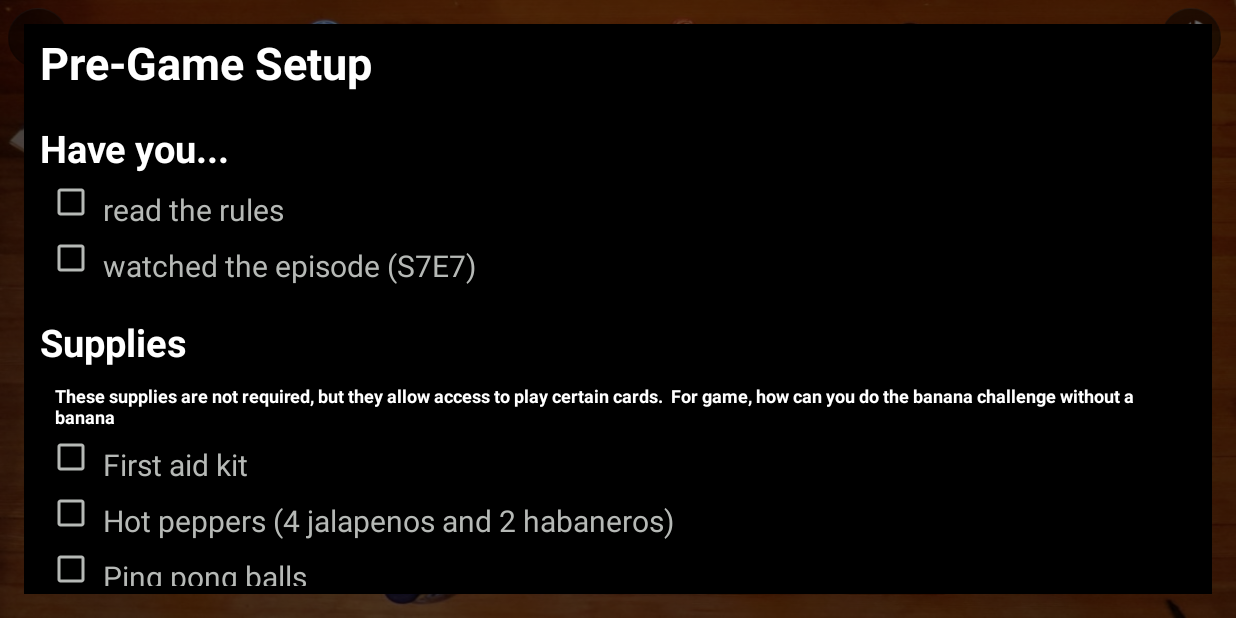
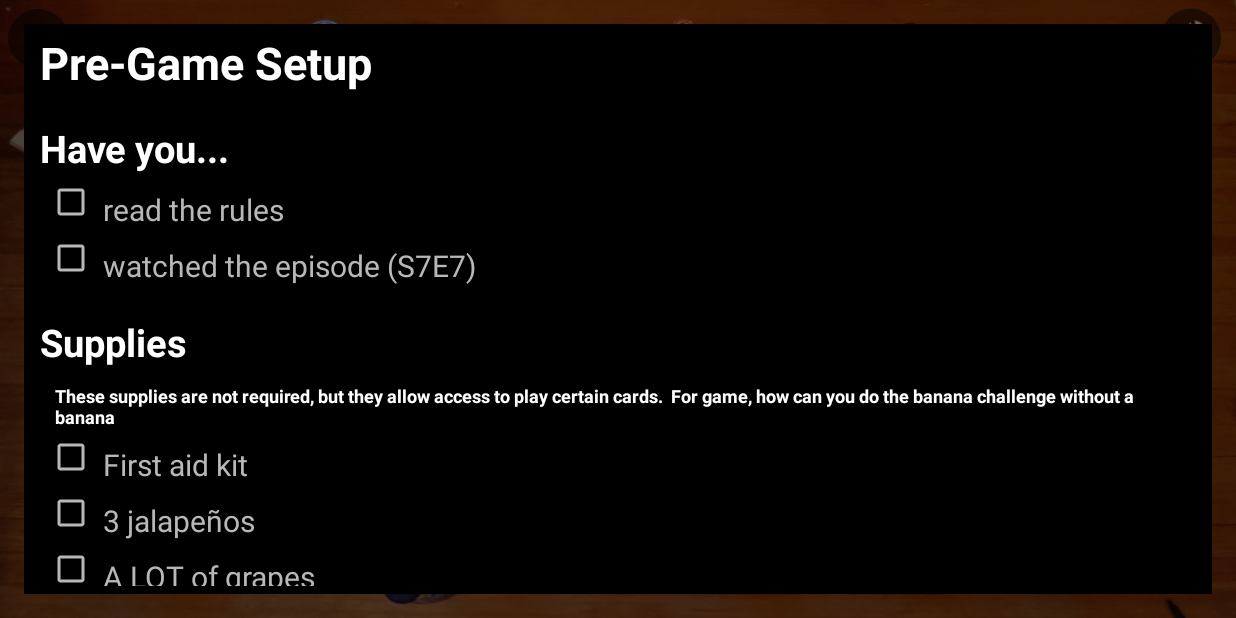
Before and after one commit to JonathanParker/CharDee-Mac, an Android app: the screen it shows after launch (MainActivity), after a tap on "FULL", on a phone screen of 824 x 412 dp (held sideways). Run offline under Robolectric (Android 15) with nearby library versions, the phone set to English and light mode, and no system bars.

Commit message:
commented out supplies that are not in use

```diff
--- a/app/src/main/res/layout/dialog_full_setup.xml
+++ b/app/src/main/res/layout/dialog_full_setup.xml
@@ -113,21 +113,21 @@
                 android:paddingEnd="5dp"
                 android:paddingStart="5dp"
                 android:paddingTop="10dp"
-                android:text="Hot peppers (4 jalapenos and 2 habaneros)"
+                android:text="3 jalapeños"
                 android:textSize="20sp" />
 
-            <CheckBox
-                android:id="@+id/pingPongCB"
-                android:buttonTint="@color/light_gray"
-                android:textColor="@color/light_gray"
-                android:layout_width="match_parent"
-                android:layout_height="wrap_content"
-                android:layout_marginStart="10dp"
-                android:paddingEnd="5dp"
-                android:paddingStart="5dp"
-                android:paddingTop="10dp"
-                android:text="Ping pong balls"
-                android:textSize="20sp" />
+            <!--<CheckBox-->
+                <!--android:id="@+id/pingPongCB"-->
+                <!--android:buttonTint="@color/light_gray"-->
+                <!--android:textColor="@color/light_gray"-->
+                <!--android:layout_width="match_parent"-->
+                <!--android:layout_height="wrap_content"-->
+                <!--android:layout_marginStart="10dp"-->
+                <!--android:paddingEnd="5dp"-->
+                <!--android:paddingStart="5dp"-->
+                <!--android:paddingTop="10dp"-->
+                <!--android:text="Ping pong balls"-->
+                <!--android:textSize="20sp" />-->
 
 
             <CheckBox
@@ -168,7 +168,7 @@
                 android:paddingEnd="5dp"
                 android:paddingStart="5dp"
                 android:paddingTop="10dp"
-                android:text="A lot of milk"
+                android:text="2 half gallon of milk"
                 android:textSize="20sp" />
 
 
@@ -186,102 +186,102 @@
                 android:textSize="20sp" />
 
 
-            <CheckBox
-                android:id="@+id/bagOfIceCB"
-                android:buttonTint="@color/light_gray"
-                android:textColor="@color/light_gray"
-                android:layout_width="match_parent"
-                android:layout_height="wrap_content"
-                android:layout_marginStart="10dp"
-                android:paddingEnd="5dp"
-                android:paddingStart="5dp"
-                android:paddingTop="10dp"
-                android:text="Bag of ice"
-                android:textSize="20sp" />
+            <!--<CheckBox-->
+                <!--android:id="@+id/bagOfIceCB"-->
+                <!--android:buttonTint="@color/light_gray"-->
+                <!--android:textColor="@color/light_gray"-->
+                <!--android:layout_width="match_parent"-->
+                <!--android:layout_height="wrap_content"-->
+                <!--android:layout_marginStart="10dp"-->
+                <!--android:paddingEnd="5dp"-->
+                <!--android:paddingStart="5dp"-->
+                <!--android:paddingTop="10dp"-->
+                <!--android:text="Bag of ice"-->
+                <!--android:textSize="20sp" />-->
 
 
-            <CheckBox
-                android:id="@+id/pantyhoseCB"
-                android:buttonTint="@color/light_gray"
-                android:textColor="@color/light_gray"
-                android:layout_width="match_parent"
-                android:layout_height="wrap_content"
-                android:layout_marginStart="10dp"
-                android:paddingEnd="5dp"
-                android:paddingStart="5dp"
-                android:paddingTop="10dp"
-                android:text="Pantyhose"
-                android:textSize="20sp" />
+            <!--<CheckBox-->
+                <!--android:id="@+id/pantyhoseCB"-->
+                <!--android:buttonTint="@color/light_gray"-->
+                <!--android:textColor="@color/light_gray"-->
+                <!--android:layout_width="match_parent"-->
+                <!--android:layout_height="wrap_content"-->
+                <!--android:layout_marginStart="10dp"-->
+                <!--android:paddingEnd="5dp"-->
+                <!--android:paddingStart="5dp"-->
+                <!--android:paddingTop="10dp"-->
+                <!--android:text="Pantyhose"-->
+                <!--android:textSize="20sp" />-->
 
 
-            <CheckBox
-                android:id="@+id/bathRobeCB"
-                android:buttonTint="@color/light_gray"
-                android:textColor="@color/light_gray"
-                android:layout_width="match_parent"
-                android:layout_height="wrap_content"
-                android:layout_marginStart="10dp"
-                android:paddingEnd="5dp"
-                android:paddingStart="5dp"
-                android:paddingTop="10dp"
-                android:text="Bath robe"
-                android:textSize="20sp" />
+            <!--<CheckBox-->
+                <!--android:id="@+id/bathRobeCB"-->
+                <!--android:buttonTint="@color/light_gray"-->
+                <!--android:textColor="@color/light_gray"-->
+                <!--android:layout_width="match_parent"-->
+                <!--android:layout_height="wrap_content"-->
+                <!--android:layout_marginStart="10dp"-->
+                <!--android:paddingEnd="5dp"-->
+                <!--android:paddingStart="5dp"-->
+                <!--android:paddingTop="10dp"-->
+                <!--android:text="Bath robe"-->
+                <!--android:textSize="20sp" />-->
 
 
-            <CheckBox
-                android:id="@+id/bananaCB"
-                android:buttonTint="@color/light_gray"
-                android:textColor="@color/light_gray"
-                android:layout_width="match_parent"
-                android:layout_height="wrap_content"
-                android:layout_marginStart="10dp"
-                android:paddingEnd="5dp"
-                android:paddingStart="5dp"
-                android:paddingTop="10dp"
-                android:text="Banana"
-                android:textSize="20sp" />
+            <!--<CheckBox-->
+                <!--android:id="@+id/bananaCB"-->
+                <!--android:buttonTint="@color/light_gray"-->
+                <!--android:textColor="@color/light_gray"-->
+                <!--android:layout_width="match_parent"-->
+                <!--android:layout_height="wrap_content"-->
+                <!--android:layout_marginStart="10dp"-->
+                <!--android:paddingEnd="5dp"-->
+                <!--android:paddingStart="5dp"-->
+                <!--android:paddingTop="10dp"-->
+                <!--android:text="Banana"-->
+                <!--android:textSize="20sp" />-->
 
 
-            <CheckBox
-                android:id="@+id/limeCB"
-                android:buttonTint="@color/light_gray"
-                android:textColor="@color/light_gray"
-                android:layout_width="match_parent"
-                android:layout_height="wrap_content"
-                android:layout_marginStart="10dp"
-                android:paddingEnd="5dp"
-                android:paddingStart="5dp"
-                android:paddingTop="10dp"
-                android:text="Lime"
-                android:textSize="20sp" />
+            <!--<CheckBox-->
+                <!--android:id="@+id/limeCB"-->
+                <!--android:buttonTint="@color/light_gray"-->
+                <!--android:textColor="@color/light_gray"-->
+                <!--android:layout_width="match_parent"-->
+                <!--android:layout_height="wrap_content"-->
+                <!--android:layout_marginStart="10dp"-->
+                <!--android:paddingEnd="5dp"-->
+                <!--android:paddingStart="5dp"-->
+                <!--android:paddingTop="10dp"-->
+                <!--android:text="Lime"-->
+                <!--android:textSize="20sp" />-->
 
 
-            <CheckBox
-                android:id="@+id/marshmellowCB"
-                android:buttonTint="@color/light_gray"
-                android:textColor="@color/light_gray"
-                android:layout_width="match_parent"
-                android:layout_height="wrap_content"
-                android:layout_marginStart="10dp"
-                android:paddingEnd="5dp"
-                android:paddingStart="5dp"
-                android:paddingTop="10dp"
-                android:text="Marshmallows"
-                android:textSize="20sp" />
+            <!--<CheckBox-->
+                <!--android:id="@+id/marshmellowCB"-->
+                <!--android:buttonTint="@color/light_gray"-->
+                <!--android:textColor="@color/light_gray"-->
+                <!--android:layout_width="match_parent"-->
+                <!--android:layout_height="wrap_content"-->
+                <!--android:layout_marginStart="10dp"-->
+                <!--android:paddingEnd="5dp"-->
+                <!--android:paddingStart="5dp"-->
+                <!--android:paddingTop="10dp"-->
+                <!--android:text="Marshmallows"-->
+                <!--android:textSize="20sp" />-->
 
 
-            <CheckBox
-                android:id="@+id/orangeMarkerCB"
-                android:buttonTint="@color/light_gray"
-                android:textColor="@color/light_gray"
-                android:layout_width="match_parent"
-                android:layout_height="wrap_content"
-                android:layout_marginStart="10dp"
-                android:paddingEnd="5dp"
-                android:paddingStart="5dp"
-                android:paddingTop="10dp"
-                android:text="Orange Marker"
-                android:textSize="20sp" />
+            <!--<CheckBox-->
+                <!--android:id="@+id/orangeMarkerCB"-->
+                <!--android:buttonTint="@color/light_gray"-->
+                <!--android:textColor="@color/light_gray"-->
+                <!--android:layout_width="match_parent"-->
+                <!--android:layout_height="wrap_content"-->
+                <!--android:layout_marginStart="10dp"-->
+                <!--android:paddingEnd="5dp"-->
+                <!--android:paddingStart="5dp"-->
+                <!--android:paddingTop="10dp"-->
+                <!--android:text="Orange Marker"-->
+                <!--android:textSize="20sp" />-->
 
             <TextView
                 android:id="@+id/playersShouldBringTV"
--- a/app/src/main/res/values/strings.xml
+++ b/app/src/main/res/values/strings.xml
@@ -163,6 +163,9 @@
         <item>David &amp; Goliath</item>
         <item>5 Second Categories</item>
         <item>Flip Flip Flipadelphia</item>
+        <item>Jalapeños Poppers</item>
+        <item>Milk Chug</item>
+        <item>Hungry Hungry Hippo</item>
     </string-array>
 
     <string-array name="body_deck_description">
@@ -181,6 +184,9 @@
         <item>The drawer must compete against the tallest opposing player. Each player has two minutes to do 10 pushups, take a shot of beer and repeat. Whoever completes the most wins the card. In the event of a tie, both players must remain above the ground in a push up position. First to drop any part of their body (including a shirt which may be removed) loses.</item>
         <item>A member of the opposing team (your choice) grabs your nipple and will not let go until you name five of some category, e.g. cereals, pokemon, 90’s band, etc, within five seconds. Females may choose to opt out but a substitute team member must participate.</item>
         <item>Each team lines up on one side of the table and each player has a cup with an equal amount of beer. The start of the line must chug their beer then flip their cup upside down on the table before the next team member can drink. The first team member to have all  players drink and land their cups wins the round and votes off a member of the other team. The same number of cups remain on the table meaning the losing team must consume multiple cups. Game play continues until all players on one team are eliminated. “Whats New Pussycat” by Tom Jones will be playing on repeat in the background.</item>
+        <item>The card drawer and an elected member from the opposing team must each pieces of fresh jalapenos, 1 piece every 30 seconds. Between each piece the contenders must rub their eyes. Whoever eats the most wins.  If the card drawer wins, his/her team gets the point, or else no one gets the point. No steals.</item>
+        <item>Each team elects a champion to chug a half gallon of milk.  Winner gets the point.</item>
+        <item>Each team elects a champion to participate.  The participants must get as many grapes into their mouths as possible on 45 seconds without damaging or swallowing them.  The winning team gets the point. Oh, did I mention no hands allowed?</item>
     </string-array>
 
     <string-array name="body_deck_supplies">
@@ -199,6 +205,9 @@
         <item></item>
         <item></item>
         <item></item>
+        <item>3 jalapeños</item>
+        <item>2 half gallon of milk</item>
+        <item>A LOT of grapes</item>
     </string-array>
 
     <string-array name="body_deck_image_url">
@@ -217,6 +226,9 @@
         <item>https://c1.staticflickr.com/5/4146/4975296555_bd1050daa6_b.jpg<!--/*attribution https://www.flickr.com/photos/42787780@N04/4975296555, https://creativecommons.org/licenses/by/2.0/ --></item>
         <item>https://c1.staticflickr.com/3/2810/34248916196_16a26bfe4d_z.jpg</item>
         <item>https://c1.staticflickr.com/5/4187/33457481583_0d6101a834_k.jpg</item>
+        <item>https://c1.staticflickr.com/5/4326/35252687314_d74dc7a51c_z.jpg</item>
+        <item>https://c1.staticflickr.com/5/4293/35252908204_b4c6e4ee8b_z.jpg</item><!-- milk chug -->
+        <item>https://c1.staticflickr.com/5/4330/35253379984_9e2821615f_b.jpg</item>
     </string-array>
 
     <string-array name="body_deck_attribute">
@@ -235,6 +247,9 @@
         <item>Public Domain<!-- David and Goliath /*attribution https://www.flickr.com/photos/42787780@N04/4975296555, https://creativecommons.org/licenses/by/2.0/ --></item>
         <item>Unknown</item><!--5 second Categories-->
         <item>Jason Hu</item><!-- Flip Flip Flipadelphia -->
+        <item>Public Domain</item><!-- Jalapenos Poppers -->
+        <item>Public Domain</item><!-- milk chug -->
+        <item>DeverKid</item><!-- Hungry Hungry Hippo -->
     </string-array>
 
 
@@ -257,7 +272,7 @@
 
 
     <string-array name="spirit_deck_description">
-        <item>Pick up a stranger (number) in two minutes. Completion get the card. Opposing team may steal.</item>
+        <item>The card drawer must get a stranger's number in two minutes. Completion get the card. Opposing team may steal.</item>
         <item>Mime sucking a dick for 60 seconds, then getting a money shot at the end.</item>
         <item>Without removing anything article of clothing including shoes, player must take a cold shower so much as his or her entire body is wet. No towel will be provided other than for player to stand on to catch dripping. No change of clothes until game is complete. Opposing team may steal.</item>
         <item>You have 1 min to produce real tears. If player cannot cry in 1 min they must take a shot.</item>
@@ -280,7 +295,7 @@
         <item>http://survival-mastery.com/wp-content/uploads/2015/05/Take-a-cold-shower.jpg</item>
         <item>https://images.vice.com/noisey/content-images/article/dealing-with-your-break-up-songs/tobey-maguire-crying.jpg</item>
         <item>http://2.bp.blogspot.com/__SQjZDWNNOA/ShIao8gKfMI/AAAAAAAAABI/wR1VxQH3O8U/S1600-R/amory_josh.jpg</item>
-        <item>https://uproxx.files.wordpress.com/2013/01/tumblr_mgxz9wuaus1qz7wfjo1_1280.png</item>
+        <item>https://c1.staticflickr.com/5/4292/35702649070_9046163e78_z.jpg</item>
         <item>https://upload.wikimedia.org/wikipedia/commons/thumb/5/59/Drill_instructor_at_the_Officer_Candidate_School.jpg/320px-Drill_instructor_at_the_Officer_Candidate_School.jpg<!--CC0--></item>
         <item>https://c1.staticflickr.com/3/2876/34010245760_8f2e5c6446_b.jpg</item><!--no attribution needed-->
         <item>https://farm3.staticflickr.com/2843/33906000450_c9717dd2bb_b.jpg</item><!--no attribution needed-->
```
